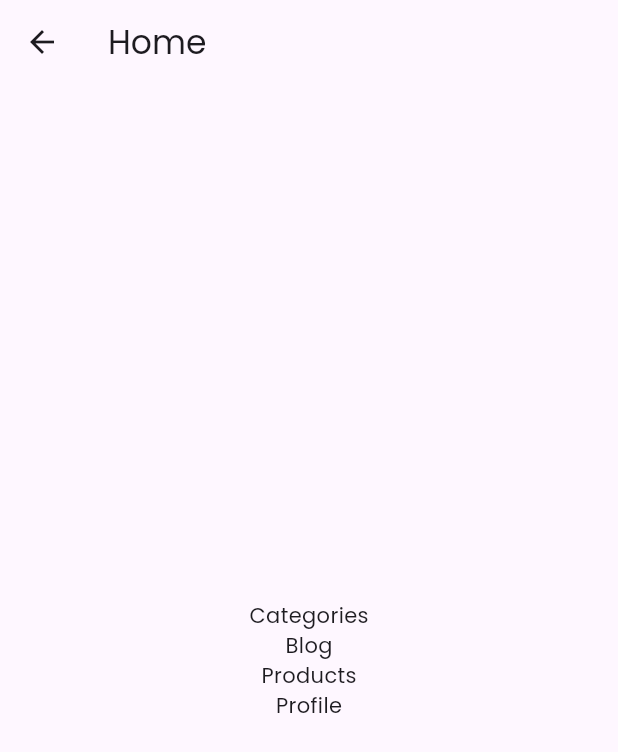
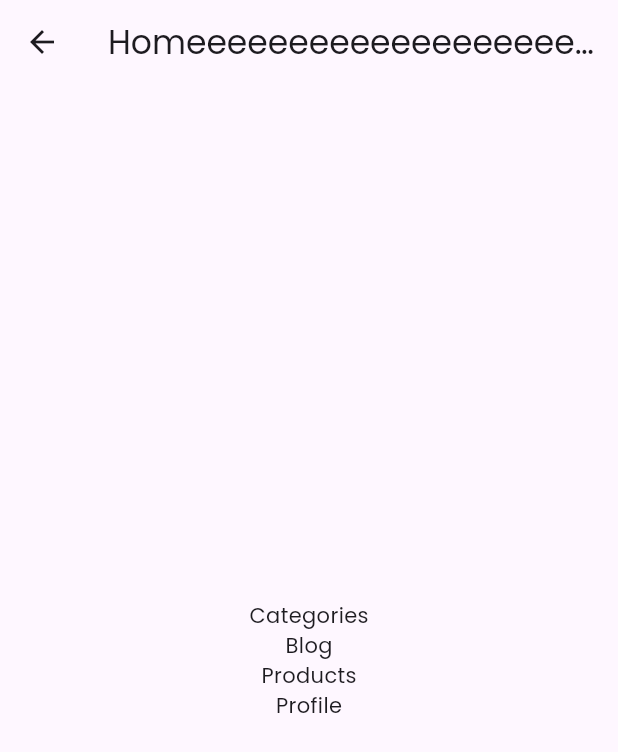
Before and after one commit to graduationproject273/graduatinproject, a Flutter app: the HomeView screen opened by its route, on a phone screen of 412 x 824 dp. Shown: the top 752 px of the screen. Run offline on Flutter 3.47's test engine with Material 3 defaults, Android fonts, the phone set to English and light mode, and no system bars; our stand-ins replace device_preview, dots_indicator, flutter_screenutil.

Commit message:
add home text

```diff
--- a/lib/featrues/home/presentation/views/home_view.dart
+++ b/lib/featrues/home/presentation/views/home_view.dart
@@ -8,7 +8,7 @@ class HomeView extends StatelessWidget {
   Widget build(BuildContext context) {
     return Scaffold(
       appBar: AppBar(
-        title: Text('Home'),
+        title: Text('Homeeeeeeeeeeeeeeeeeeeeeeeeeeeee'),
       ),
       body: Column(
         mainAxisAlignment: MainAxisAlignment.center,
```
